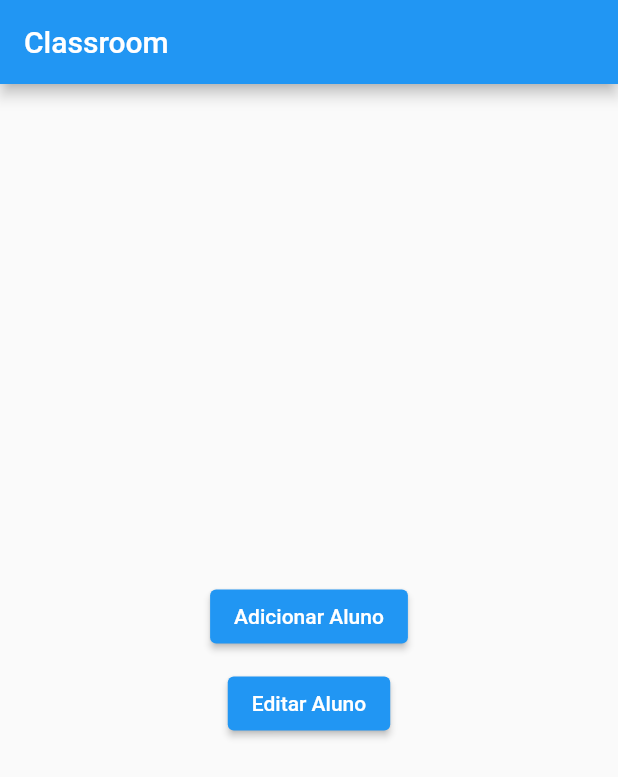
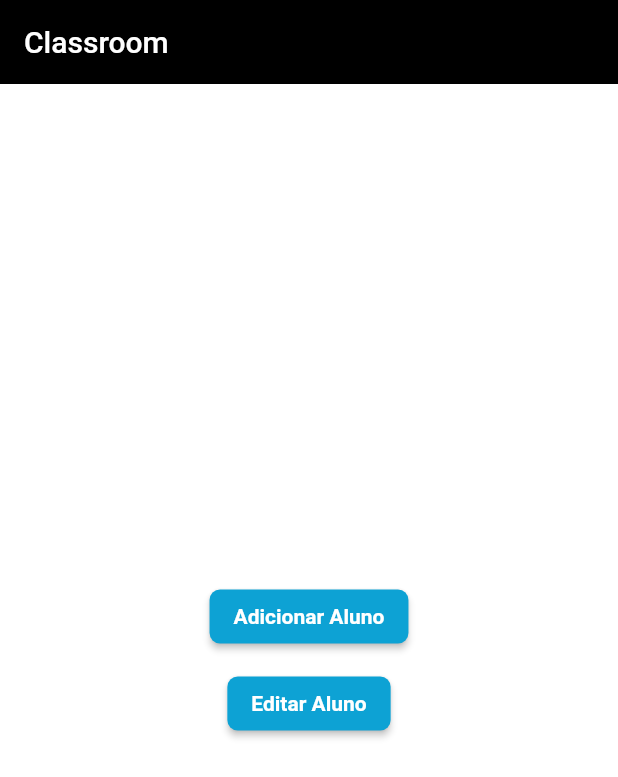
Before and after one commit to isaacscardoso/blueshrine-classroom, a Flutter app: the screen it shows after launch, on a phone screen of 412 x 824 dp. Shown: the top 777 px of the screen. Run offline on Flutter 3.47's test engine with Material 2 defaults, Android fonts, the phone set to English and light mode, and no system bars; our stand-ins replace awesome_snackbar_content, brasil_fields, flutter_modular, loading_animation_widget, mobx, sqflite; accounts and stored records are empty; generated files the repository leaves out were written again; Roboto replaces fonts that are missing (mplus1).

Commit message:
Adding style and theme settings. Setting helpers and extensions.

```diff
--- a/blueshrine_classroom_app/lib/src/app_widget.dart
+++ b/blueshrine_classroom_app/lib/src/app_widget.dart
@@ -2,6 +2,7 @@ import 'package:flutter/material.dart';
 import 'package:flutter_modular/flutter_modular.dart';
 
 import './app_routes.dart';
+import './core/ui/theme/theme_config.dart';
 
 class AppWidget extends StatelessWidget {
   late final GlobalKey<NavigatorState> _navigatorKey;
@@ -17,7 +18,7 @@ class AppWidget extends StatelessWidget {
 
     return MaterialApp.router(
       title: 'Blueshrine Classroom',
-      theme: ThemeData(primarySwatch: Colors.blue),
+      theme: ThemeConfig.theme,
       routeInformationParser: Modular.routeInformationParser,
       routerDelegate: Modular.routerDelegate,
     );
--- /dev/null
+++ b/blueshrine_classroom_app/lib/src/core/exceptions/repository_exception.dart
@@ -0,0 +1,5 @@
+final class RepositoryException implements Exception {
+  final String message;
+
+  const RepositoryException({required this.message});
+}
--- /dev/null
+++ b/blueshrine_classroom_app/lib/src/core/extensions/formatter_extension.dart
@@ -0,0 +1,5 @@
+import 'package:brasil_fields/brasil_fields.dart';
+
+extension FormatterExtension on double {
+  String get toPTBRCurrency => UtilBrasilFields.obterReal(this);
+}
--- /dev/null
+++ b/blueshrine_classroom_app/lib/src/core/ui/styles/app_styles.dart
@@ -0,0 +1,27 @@
+import 'package:flutter/material.dart';
+
+import './colors_app.dart';
+import './text_styles.dart';
+
+final class AppStyles {
+  static AppStyles? _instance;
+
+  AppStyles._();
+
+  static AppStyles get instance {
+    _instance ??= AppStyles._();
+    return _instance!;
+  }
+
+  ButtonStyle get primaryButton {
+    return ElevatedButton.styleFrom(
+      shape: RoundedRectangleBorder(borderRadius: BorderRadius.circular(7)),
+      backgroundColor: ColorsApp.instance.primary,
+      textStyle: TextStyles.instance.textButtonLabel,
+    );
+  }
+}
+
+extension AppStylesExtension on BuildContext {
+  AppStyles get appStyles => AppStyles.instance;
+}
--- /dev/null
+++ b/blueshrine_classroom_app/lib/src/core/ui/styles/colors_app.dart
@@ -0,0 +1,20 @@
+import 'package:flutter/material.dart';
+
+final class ColorsApp {
+  static ColorsApp? _instance;
+
+  ColorsApp._();
+
+  static ColorsApp get instance {
+    _instance ??= ColorsApp._();
+    return _instance!;
+  }
+
+  Color get primary => const Color(0xFF0DA2D4);
+  Color get secondary => const Color(0xFFFFAB18);
+  Color get black => const Color(0xFF140E0E);
+}
+
+extension ColorsAppExtension on BuildContext {
+  ColorsApp get colors => ColorsApp.instance;
+}
--- /dev/null
+++ b/blueshrine_classroom_app/lib/src/core/ui/styles/text_styles.dart
@@ -0,0 +1,45 @@
+import 'package:flutter/material.dart';
+
+final class TextStyles {
+  static TextStyles? _instance;
+
+  TextStyles._();
+
+  static TextStyles get instance {
+    _instance ??= TextStyles._();
+    return _instance!;
+  }
+
+  String get fontFamily => 'mplus1';
+
+  TextStyle get textLight {
+    return TextStyle(fontWeight: FontWeight.w300, fontFamily: fontFamily);
+  }
+
+  TextStyle get textRegular {
+    return TextStyle(fontWeight: FontWeight.normal, fontFamily: fontFamily);
+  }
+
+  TextStyle get textMedium {
+    return TextStyle(fontWeight: FontWeight.w500, fontFamily: fontFamily);
+  }
+
+  TextStyle get textSemiBold {
+    return TextStyle(fontWeight: FontWeight.w600, fontFamily: fontFamily);
+  }
+
+  TextStyle get textBold {
+    return TextStyle(fontWeight: FontWeight.bold, fontFamily: fontFamily);
+  }
+
+  TextStyle get textExtraBold {
+    return TextStyle(fontWeight: FontWeight.w800, fontFamily: fontFamily);
+  }
+
+  TextStyle get textTitle => textExtraBold.copyWith(fontSize: 20);
+  TextStyle get textButtonLabel => textBold.copyWith(fontSize: 14);
+}
+
+extension TextStylesExtension on BuildContext {
+  TextStyles get textStyles => TextStyles.instance;
+}
--- /dev/null
+++ b/blueshrine_classroom_app/lib/src/core/ui/theme/theme_config.dart
@@ -0,0 +1,46 @@
+import 'package:flutter/material.dart';
+
+import '../styles/app_styles.dart';
+import '../styles/colors_app.dart';
+import '../styles/text_styles.dart';
+
+final class ThemeConfig {
+  ThemeConfig._();
+
+  static final _defaultInputBorder = OutlineInputBorder(
+    borderRadius: BorderRadius.circular(7),
+    borderSide: BorderSide(color: Colors.grey[400]!),
+  );
+
+  static final theme = ThemeData(
+    scaffoldBackgroundColor: Colors.white,
+    appBarTheme: const AppBarTheme(
+      backgroundColor: Colors.black,
+      elevation: 0,
+      iconTheme: IconThemeData(color: Colors.black),
+    ),
+    colorScheme: ColorScheme.fromSeed(
+      seedColor: ColorsApp.instance.primary,
+      primary: ColorsApp.instance.primary,
+      secondary: ColorsApp.instance.secondary,
+    ),
+    elevatedButtonTheme: ElevatedButtonThemeData(
+      style: AppStyles.instance.primaryButton,
+    ),
+    inputDecorationTheme: InputDecorationTheme(
+      fillColor: Colors.white,
+      filled: true,
+      isDense: true,
+      contentPadding: const EdgeInsets.all(20),
+      border: _defaultInputBorder,
+      enabledBorder: _defaultInputBorder,
+      focusedBorder: _defaultInputBorder,
+      labelStyle: TextStyles.instance.textRegular.copyWith(
+        color: Colors.black,
+      ),
+      errorStyle: TextStyles.instance.textRegular.copyWith(
+        color: Colors.redAccent,
+      ),
+    ),
+  );
+}
```
Also changed, not shown: blueshrine_classroom_app/lib/src/core/global/constants.dart (added, +12 -0 lines), blueshrine_classroom_app/lib/src/core/ui/helpers/debouncer.dart (added, +15 -0 lines), blueshrine_classroom_app/lib/src/core/ui/helpers/loader.dart (added, +35 -0 lines), blueshrine_classroom_app/lib/src/core/ui/helpers/messages.dart (added, +64 -0 lines), blueshrine_classroom_app/pubspec.yaml (+21 -19 lines), 5 other files.
